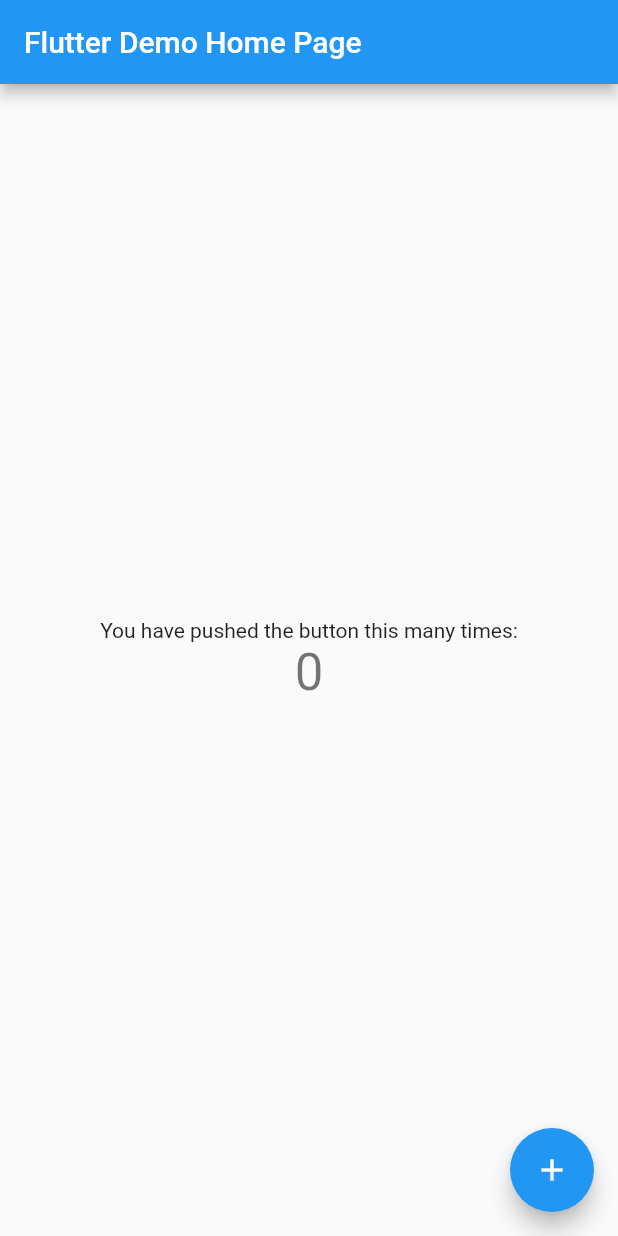
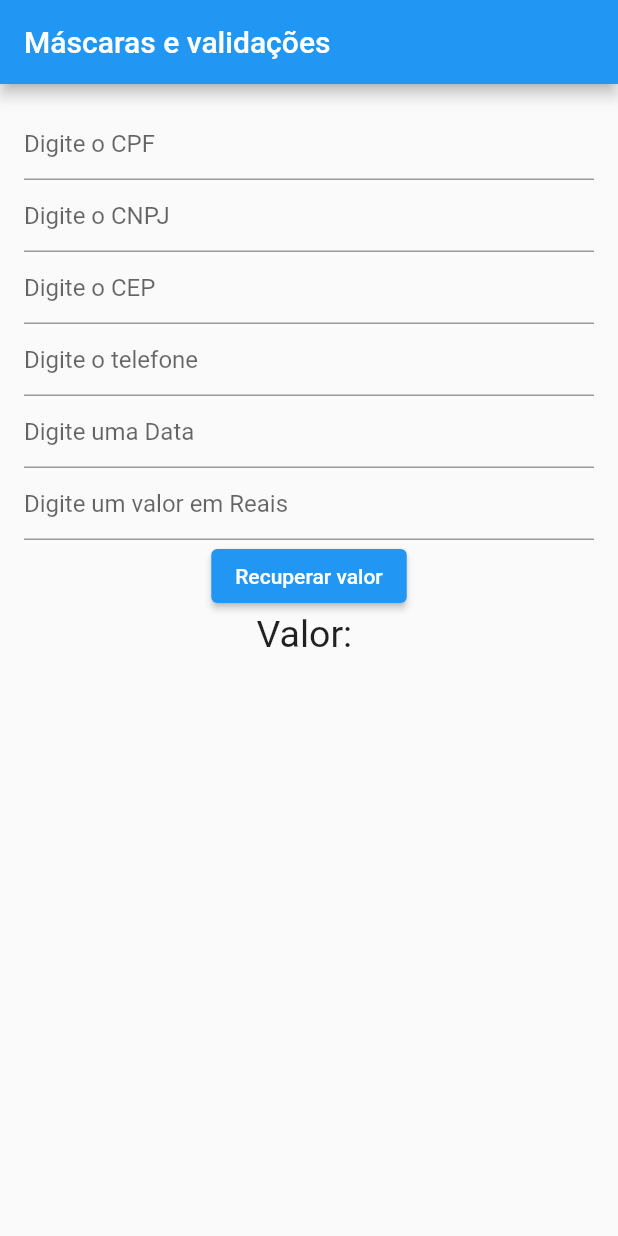
Before and after one commit to ayoline/mascara-campos, a Flutter app: the screen it shows after launch, on a phone screen of 412 x 824 dp. Run offline on Flutter 3.47's test engine with Material 2 defaults, Android fonts, the light colour scheme and no system bars; our stand-ins replace brasil_fields.

Commit message:
Atualiza o Home para validar os formatos escolhidos

```diff
--- /dev/null
+++ b/lib/Home.dart
@@ -0,0 +1,151 @@
+// ignore_for_file: file_names
+import 'package:brasil_fields/brasil_fields.dart';
+import 'package:flutter/foundation.dart';
+import 'package:flutter/material.dart';
+import 'package:flutter/services.dart';
+import 'package:intl/intl.dart';
+
+class Home extends StatefulWidget {
+  const Home({Key? key}) : super(key: key);
+
+  @override
+  _HomeState createState() => _HomeState();
+}
+
+class _HomeState extends State<Home> {
+  final TextEditingController _cpfController = TextEditingController();
+  final TextEditingController _cnpjController = TextEditingController();
+  final TextEditingController _cepController = TextEditingController();
+  final TextEditingController _telefoneController = TextEditingController();
+  final TextEditingController _dataController = TextEditingController();
+  final TextEditingController _moedaController = TextEditingController();
+
+  String _valorRecuperado = "";
+
+  @override
+  Widget build(BuildContext context) {
+    return Scaffold(
+      appBar: AppBar(
+        title: const Text("Máscaras e validações"),
+      ),
+      body: Container(
+        padding: const EdgeInsets.all(16),
+        child: Column(
+          children: [
+            // CPF
+            TextField(
+              controller: _cpfController,
+              keyboardType: TextInputType.number,
+              inputFormatters: [
+                FilteringTextInputFormatter.digitsOnly,
+                CpfInputFormatter(),
+              ],
+              decoration: const InputDecoration(
+                hintText: "Digite o CPF",
+              ),
+            ),
+
+            // CNPJ
+            TextField(
+              controller: _cnpjController,
+              keyboardType: TextInputType.number,
+              inputFormatters: [
+                FilteringTextInputFormatter.digitsOnly,
+                CnpjInputFormatter(),
+              ],
+              decoration: const InputDecoration(
+                hintText: "Digite o CNPJ",
+              ),
+            ),
+
+            // CEP
+            TextField(
+              controller: _cepController,
+              keyboardType: TextInputType.number,
+              inputFormatters: [
+                FilteringTextInputFormatter.digitsOnly,
+                CepInputFormatter(),
+              ],
+              decoration: const InputDecoration(
+                hintText: "Digite o CEP",
+              ),
+            ),
+
+            // Telefone
+            TextField(
+              controller: _telefoneController,
+              keyboardType: TextInputType.number,
+              inputFormatters: [
+                FilteringTextInputFormatter.digitsOnly,
+                TelefoneInputFormatter(),
+              ],
+              decoration: const InputDecoration(
+                hintText: "Digite o telefone",
+              ),
+            ),
+
+            // Data
+            TextField(
+              controller: _dataController,
+              keyboardType: TextInputType.number,
+              inputFormatters: [
+                FilteringTextInputFormatter.digitsOnly,
+                DataInputFormatter(),
+              ],
+              decoration: const InputDecoration(
+                hintText: "Digite uma Data",
+              ),
+            ),
+
+            // Moeda
+            TextField(
+              controller: _moedaController,
+              keyboardType: TextInputType.number,
+              inputFormatters: [
+                FilteringTextInputFormatter.digitsOnly,
+                RealInputFormatter(centavos: true),
+              ],
+              decoration: const InputDecoration(
+                hintText: "Digite um valor em Reais",
+              ),
+            ),
+
+            ElevatedButton(
+              onPressed: () {
+                setState(() {
+                  //_valorRecuperado = _cpfController.text.toString();
+                  //_valorRecuperado = _cnpjController.text.toString();
+                  //_valorRecuperado = _cepController.text.toString();
+                  //_valorRecuperado = _telefoneController.text.toString();
+                  //_valorRecuperado = _dataController.text.toString();
+                  //_valorRecuperado = _moedaController.text.toString();
+
+                  // caso queira salvar o valor de moeda em um banco
+                  // caso queira fazer calculos com o valor, passar para double
+                  String moedaBD = _moedaController.text.toString();
+                  moedaBD = moedaBD.replaceAll(".", "");
+                  moedaBD = moedaBD.replaceAll(",", ".");
+                  double valorDouble = double.parse(moedaBD);
+                  //_valorRecuperado = moedaBD;
+
+                  // Para passar o valor para um formato de moeda novamente
+                  var formatador = NumberFormat("#,##0.00", "pt-BR");
+                  var resultado = formatador.format(valorDouble);
+                  _valorRecuperado = resultado;
+                });
+              },
+              child: const Text("Recuperar valor"),
+            ),
+
+            Text(
+              "Valor: $_valorRecuperado",
+              style: const TextStyle(
+                fontSize: 25,
+              ),
+            )
+          ],
+        ),
+      ),
+    );
+  }
+}
--- a/lib/main.dart
+++ b/lib/main.dart
@@ -1,115 +1,10 @@
 import 'package:flutter/material.dart';
+import 'Home.dart';
 
 void main() {
-  runApp(const MyApp());
+  runApp(const MaterialApp(
+    debugShowCheckedModeBanner: false,
+    title: "Máscaras e validações",
+    home: Home(),
+  ));
 }
-
-class MyApp extends StatelessWidget {
-  const MyApp({Key? key}) : super(key: key);
-
-  // This widget is the root of your application.
-  @override
-  Widget build(BuildContext context) {
-    return MaterialApp(
-      title: 'Flutter Demo',
-      theme: ThemeData(
-        // This is the theme of your application.
-        //
-        // Try running your application with "flutter run". You'll see the
-        // application has a blue toolbar. Then, without quitting the app, try
-        // changing the primarySwatch below to Colors.green and then invoke
-        // "hot reload" (press "r" in the console where you ran "flutter run",
-        // or simply save your changes to "hot reload" in a Flutter IDE).
-        // Notice that the counter didn't reset back to zero; the application
-        // is not restarted.
-        primarySwatch: Colors.blue,
-      ),
-      home: const MyHomePage(title: 'Flutter Demo Home Page'),
-    );
-  }
-}
-
-class MyHomePage extends StatefulWidget {
-  const MyHomePage({Key? key, required this.title}) : super(key: key);
-
-  // This widget is the home page of your application. It is stateful, meaning
-  // that it has a State object (defined below) that contains fields that affect
-  // how it looks.
-
-  // This class is the configuration for the state. It holds the values (in this
-  // case the title) provided by the parent (in this case the App widget) and
-  // used by the build method of the State. Fields in a Widget subclass are
-  // always marked "final".
-
-  final String title;
-
-  @override
-  State<MyHomePage> createState() => _MyHomePageState();
-}
-
-class _MyHomePageState extends State<MyHomePage> {
-  int _counter = 0;
-
-  void _incrementCounter() {
-    setState(() {
-      // This call to setState tells the Flutter framework that something has
-      // changed in this State, which causes it to rerun the build method below
-      // so that the display can reflect the updated values. If we changed
-      // _counter without calling setState(), then the build method would not be
-      // called again, and so nothing would appear to happen.
-      _counter++;
-    });
-  }
-
-  @override
-  Widget build(BuildContext context) {
-    // This method is rerun every time setState is called, for instance as done
-    // by the _incrementCounter method above.
-    //
-    // The Flutter framework has been optimized to make rerunning build methods
-    // fast, so that you can just rebuild anything that needs updating rather
-    // than having to individually change instances of widgets.
-    return Scaffold(
-      appBar: AppBar(
-        // Here we take the value from the MyHomePage object that was created by
-        // the App.build method, and use it to set our appbar title.
-        title: Text(widget.title),
-      ),
-      body: Center(
-        // Center is a layout widget. It takes a single child and positions it
-        // in the middle of the parent.
-        child: Column(
-          // Column is also a layout widget. It takes a list of children and
-          // arranges them vertically. By default, it sizes itself to fit its
-          // children horizontally, and tries to be as tall as its parent.
-          //
-          // Invoke "debug painting" (press "p" in the console, choose the
-          // "Toggle Debug Paint" action from the Flutter Inspector in Android
-          // Studio, or the "Toggle Debug Paint" command in Visual Studio Code)
-          // to see the wireframe for each widget.
-          //
-          // Column has various properties to control how it sizes itself and
-          // how it positions its children. Here we use mainAxisAlignment to
-          // center the children vertically; the main axis here is the vertical
-          // axis because Columns are vertical (the cross axis would be
-          // horizontal).
-          mainAxisAlignment: MainAxisAlignment.center,
-          children: <Widget>[
-            const Text(
-              'You have pushed the button this many times:',
-            ),
-            Text(
-              '$_counter',
-              style: Theme.of(context).textTheme.headline4,
-            ),
-          ],
-        ),
-      ),
-      floatingActionButton: FloatingActionButton(
-        onPressed: _incrementCounter,
-        tooltip: 'Increment',
-        child: const Icon(Icons.add),
-      ), // This trailing comma makes auto-formatting nicer for build methods.
-    );
-  }
-}
--- a/pubspec.yaml
+++ b/pubspec.yaml
@@ -34,6 +34,8 @@
   # The following adds the Cupertino Icons font to your application.
   # Use with the CupertinoIcons class for iOS style icons.
   cupertino_icons: ^1.0.2
+  brasil_fields: ^1.2.0
+  intl: ^0.17.0
 
 dev_dependencies:
   flutter_test:
```
Also changed, not shown: pubspec.lock, 2 other files.
